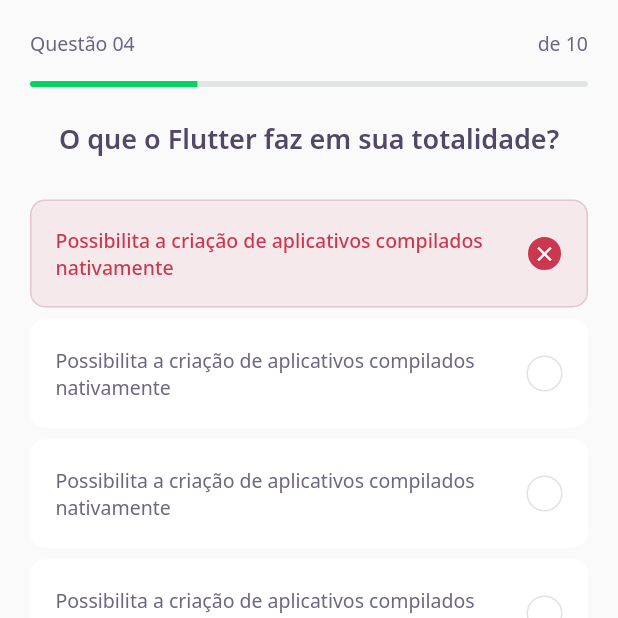
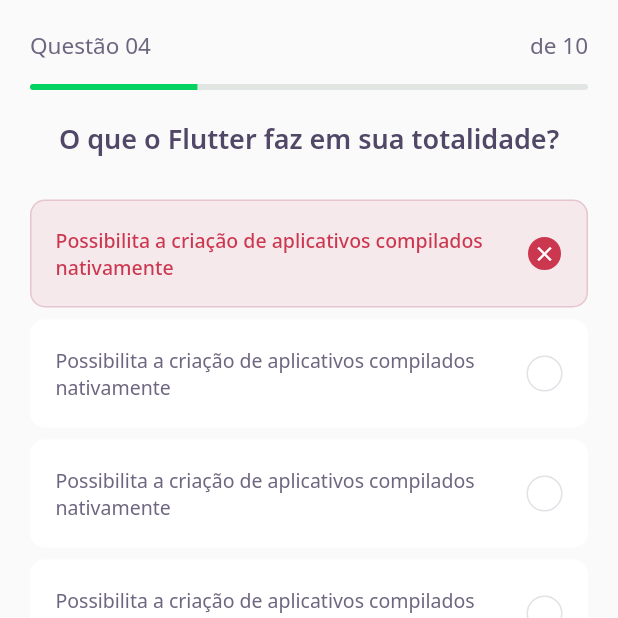
Before and after one commit to GuiEler/devquiz, a Flutter app: the screen it shows after launch, on a phone screen of 412 x 824 dp, the top half of it. Run offline on Flutter 3.47's test engine with Material 2 defaults, Android fonts, the phone set to English and light mode, and no system bars; our stand-ins replace google_fonts.

Commit message:
Added Body15 to AppTextStyles

```diff
--- a/lib/challenge/widgets/question_indicator/question_indicator.dart
+++ b/lib/challenge/widgets/question_indicator/question_indicator.dart
@@ -15,8 +15,8 @@ class QuestionIndicatorWidget extends StatelessWidget {
           Row(
             mainAxisAlignment: MainAxisAlignment.spaceBetween,
             children: [
-              Text("Questão 04", style: AppTextStyles.body),
-              Text(" de 10", style: AppTextStyles.body),
+              Text("Questão 04", style: AppTextStyles.body15),
+              Text(" de 10", style: AppTextStyles.body15),
             ],
           ),
           SizedBox(height: 16),
--- a/lib/core/app_text_styles.dart
+++ b/lib/core/app_text_styles.dart
@@ -79,9 +79,16 @@ class AppTextStyles {
     fontSize: 20,
     fontWeight: FontWeight.normal,
   );
+
   static final TextStyle body11 = GoogleFonts.notoSans(
     color: AppColors.grey,
     fontSize: 11,
     fontWeight: FontWeight.normal,
   );
+
+  static final TextStyle body15 = GoogleFonts.notoSans(
+    color: AppColors.grey,
+    fontSize: 15,
+    fontWeight: FontWeight.normal,
+  );
 }
```
